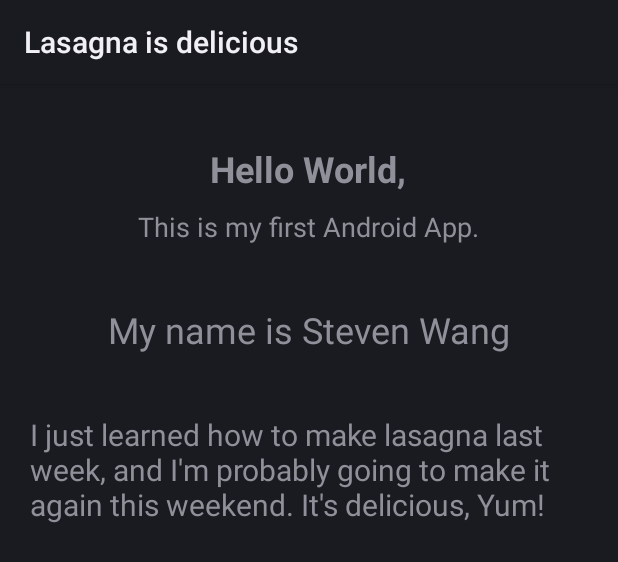
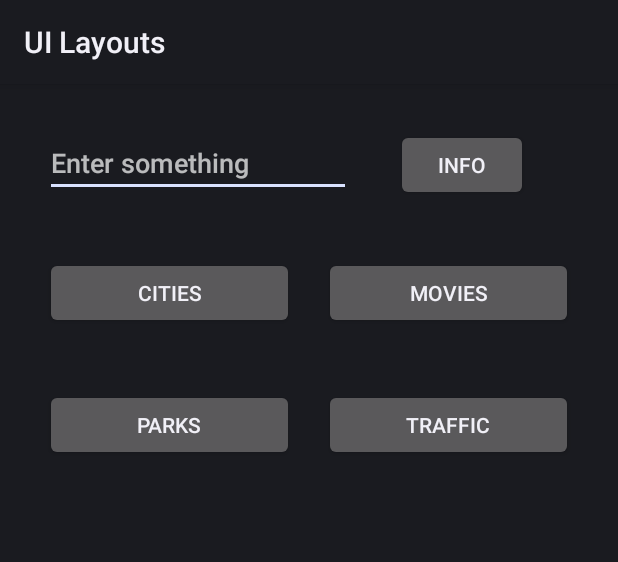
Before and after one commit to shipitsteven/ad340-android, an Android app: the layout activity_main.xml on its own in the app's theme, with its tools: preview values and no code run, on a phone screen of 412 x 824 dp. Shown: the top 562 px of the screen. Run offline under Robolectric (Android 15) with nearby library versions, the light colour scheme and no system bars.

Commit message:
start of hw2, saving progress for LinearLayout

```diff
--- a/app/src/main/res/layout/activity_main.xml
+++ b/app/src/main/res/layout/activity_main.xml
@@ -9,47 +9,81 @@
     android:padding="10sp"
     tools:context=".MainActivity">
 
-    <TextView
-        android:layout_width="wrap_content"
+    <LinearLayout
+        android:layout_width="match_parent"
         android:layout_height="wrap_content"
-        android:layout_marginTop="30dp"
-        android:text="@string/hello"
-        android:textSize="24sp"
-        android:textStyle="bold"
-        />
+        android:orientation="horizontal"
+        android:layout_marginTop="20sp"
+        >
+        <EditText
+            android:layout_width="0dp"
+            android:layout_height="wrap_content"
+            android:layout_marginLeft="20sp"
+            android:layout_marginBottom="20sp"
+            android:layout_marginStart="20sp"
+            android:layout_marginRight="20sp"
+            android:layout_marginEnd="20sp"
+            android:autofillHints="enter something"
+            android:inputType="text"
+            android:layout_weight="1"
+            android:hint="@string/enter_something"
+            tools:ignore="LabelFor"
+            />
+        <Button
+            android:layout_width="wrap_content"
+            android:layout_height="wrap_content"
+            android:text="@string/info"
+            android:layout_marginLeft="10sp"
+            android:layout_marginStart="10sp"
+            android:layout_marginRight="50sp"
+            android:layout_marginEnd="50sp" />
+    </LinearLayout>
 
-    <TextView
-        android:layout_width="wrap_content"
+    <LinearLayout
+        android:layout_width="match_parent"
         android:layout_height="wrap_content"
-        android:layout_marginTop="10dp"
-        android:text="@string/firstApp"
-        android:textSize="18sp"
-        />
+        android:orientation="horizontal"
+        android:layout_margin="10sp"
+        >
+        <Button
+            android:layout_width="wrap_content"
+            android:layout_height="wrap_content"
+            android:text="@string/cities"
+            android:layout_margin="10sp"
+            android:layout_weight="1"
+            tools:ignore="ButtonStyle" />
+        <Button
+            android:layout_width="wrap_content"
+            android:layout_height="wrap_content"
+            android:layout_weight="1"
+            android:layout_margin="10sp"
+            android:text="@string/movies"
+            tools:ignore="ButtonStyle" />
 
-    <TextView
-        android:layout_width="wrap_content"
+    </LinearLayout>
+
+    <LinearLayout
+        android:layout_width="match_parent"
         android:layout_height="wrap_content"
-        android:layout_marginTop="40dp"
-        android:text="@string/name"
-        android:textSize="24sp"
-        />
+        android:orientation="horizontal"
+        android:layout_margin="10sp"
+        >
+        <Button
+            android:layout_width="wrap_content"
+            android:layout_height="wrap_content"
+            android:text="@string/parks"
+            android:layout_margin="10sp"
+            android:layout_weight="1"
+            tools:ignore="ButtonStyle" />
+        <Button
+            android:layout_width="wrap_content"
+            android:layout_height="wrap_content"
+            android:layout_weight="1"
+            android:layout_margin="10sp"
+            android:text="@string/traffic"
+            tools:ignore="ButtonStyle" />
 
-    <TextView
-        android:layout_width="wrap_content"
-        android:layout_height="wrap_content"
-        android:layout_marginTop="40dp"
-        android:layout_marginHorizontal="10dp"
-        android:text="@string/interest"
-        android:textSize="20sp"
-        />
-
-    <ImageView
-        android:id="@+id/imageView"
-        android:layout_width="367dp"
-        android:layout_height="match_parent"
-        app:srcCompat="@drawable/lasagna"
-        android:padding="15sp"
-        android:contentDescription="@string/lasagna" />
+    </LinearLayout>
 
 
 </LinearLayout>
--- a/app/src/main/res/values/strings.xml
+++ b/app/src/main/res/values/strings.xml
@@ -1,8 +1,10 @@
 <resources>
-    <string name="app_name">Lasagna is delicious</string>
-    <string name="hello">Hello World,</string>
-    <string name="firstApp">This is my first Android App.</string>
-    <string name="name">My name is Steven Wang</string>
-    <string name="interest">I just learned how to make lasagna last week, and I\'m probably going to make it again this weekend. It\'s delicious, Yum!</string>
-    <string name="lasagna">Lasagna</string>
+    <string name="app_name">UI Layouts</string>
+    <string name="enter_something">Enter something</string>
+    <string name="info">Info</string>
+    <string name="cities">Cities</string>
+    <string name="movies">Movies</string>
+    <string name="parks">Parks</string>
+    <string name="traffic">Traffic</string>
+
 </resources>
```
